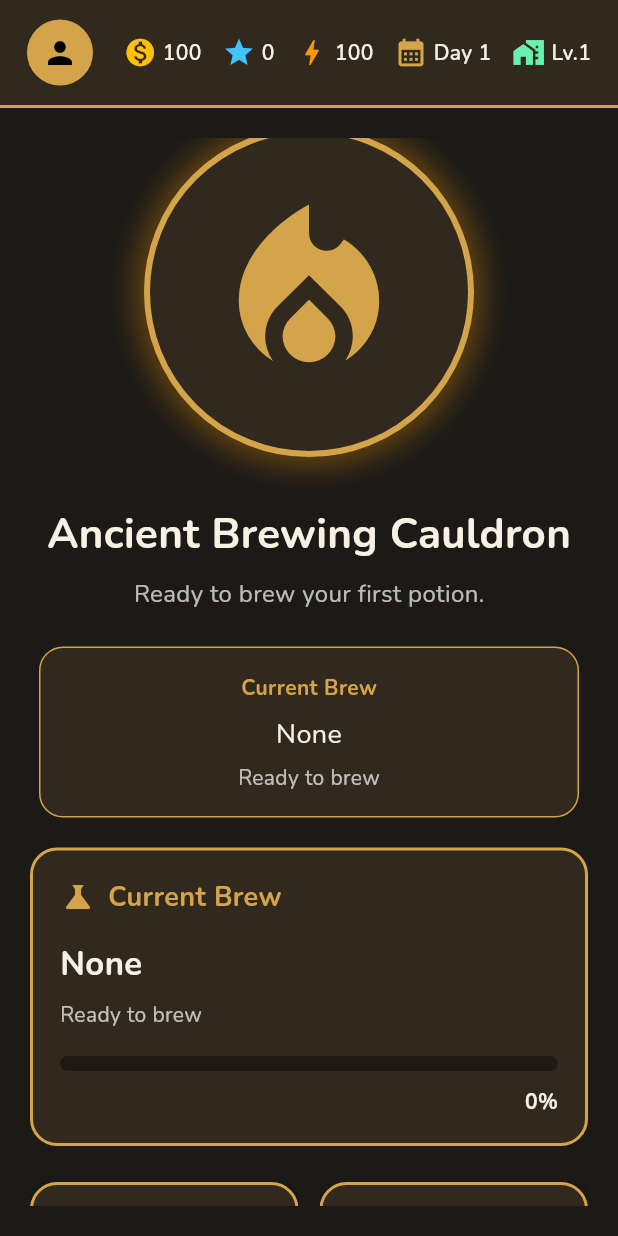
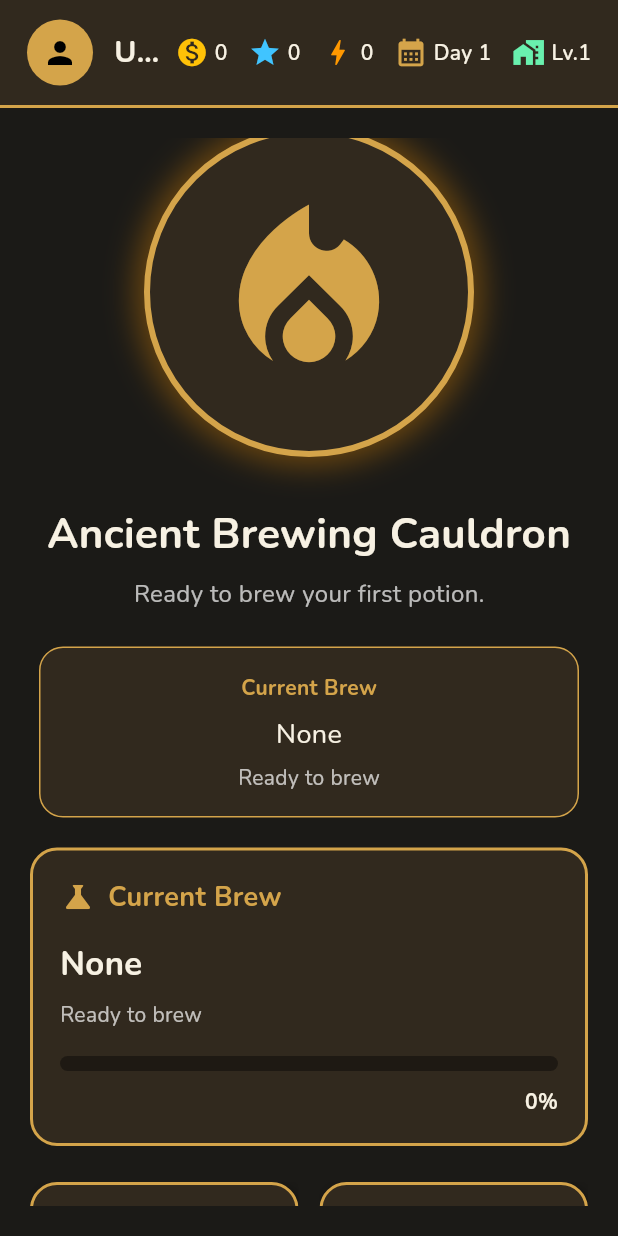
Before and after one commit to gpbote/cauldra, a Flutter app: the WorkshopScreen screen opened directly, on a phone screen of 412 x 824 dp. Run offline on Flutter 3.47's test engine with Material 3 defaults, Android fonts, the phone set to English and light mode, and no system bars; our stand-ins replace google_fonts, shared_preferences; missing offline and left inert: flame; accounts and stored records are empty.

Commit message:
Cauldra v0.3.1 Live Workshop HUD

```diff
--- a/lib/features/workshop/workshop_screen.dart
+++ b/lib/features/workshop/workshop_screen.dart
@@ -1,5 +1,6 @@
 import 'package:flutter/material.dart';
 
+import '../../core/managers/game_manager.dart';
 import 'widgets/action_grid.dart';
 import 'widgets/brew_status.dart';
 import 'widgets/cauldron_widget.dart';
@@ -12,30 +13,32 @@ class WorkshopScreen extends StatelessWidget {
 
   @override
   Widget build(BuildContext context) {
+    final player = GameManager.instance.player;
+
     return Scaffold(
       backgroundColor: backgroundColor,
       body: SafeArea(
         child: LayoutBuilder(
           builder: (context, constraints) {
-            final bool desktop = constraints.maxWidth >= 900;
+            final desktop = constraints.maxWidth >= 900;
 
             return Column(
               children: [
-                const WorkshopHud(
-                  playerName: "Apprentice",
-                  level: 1,
-                  gold: 100,
-                  energy: 100,
-                  reputation: 0,
-                  day: 1,
-                  workshopLevel: 1,
+                WorkshopHud(
+                  playerName: player?.name ?? 'Unknown',
+                  level: player?.level ?? 1,
+                  gold: player?.gold ?? 0,
+                  energy: player?.energy ?? 0,
+                  reputation: player?.reputation ?? 0,
+                  day: player?.currentDay ?? 1,
+                  workshopLevel: player?.workshopLevel ?? 1,
                 ),
                 Expanded(
                   child: Padding(
                     padding: const EdgeInsets.all(20),
                     child: desktop
-                        ? _desktopLayout()
-                        : _mobileLayout(),
+                        ? _desktopLayout(player)
+                        : _mobileLayout(player),
                   ),
                 ),
               ],
@@ -46,21 +49,27 @@ class WorkshopScreen extends StatelessWidget {
     );
   }
 
-  Widget _desktopLayout() {
+  Widget _desktopLayout(player) {
     return Row(
       crossAxisAlignment: CrossAxisAlignment.start,
       children: [
         Expanded(
           flex: 3,
           child: Column(
-            children: const [
-              Expanded(
+            children: [
+              const Expanded(
                 child: Center(
                   child: CauldronWidget(),
                 ),
               ),
-              SizedBox(height: 20),
-              BrewStatus(),
+              const SizedBox(height: 20),
+              BrewStatus(
+                recipeName: player == null || player.knownRecipes.isEmpty
+                    ? 'None'
+                    : player.knownRecipes.first,
+                status: 'Ready to brew',
+                progress: 0,
+              ),
             ],
           ),
         ),
@@ -73,15 +82,21 @@ class WorkshopScreen extends StatelessWidget {
     );
   }
 
-  Widget _mobileLayout() {
+  Widget _mobileLayout(player) {
     return SingleChildScrollView(
       child: Column(
-        children: const [
-          CauldronWidget(),
-          SizedBox(height: 20),
-          BrewStatus(),
-          SizedBox(height: 24),
-          ActionGrid(),
+        children: [
+          const CauldronWidget(),
+          const SizedBox(height: 20),
+          BrewStatus(
+            recipeName: player == null || player.knownRecipes.isEmpty
+                ? 'None'
+                : player.knownRecipes.first,
+            status: 'Ready to brew',
+            progress: 0,
+          ),
+          const SizedBox(height: 24),
+          const ActionGrid(),
         ],
       ),
     );
```
